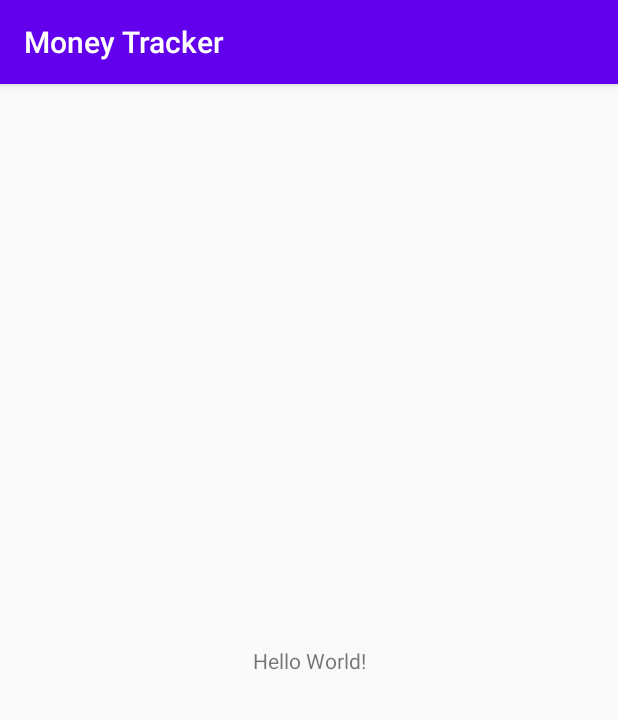
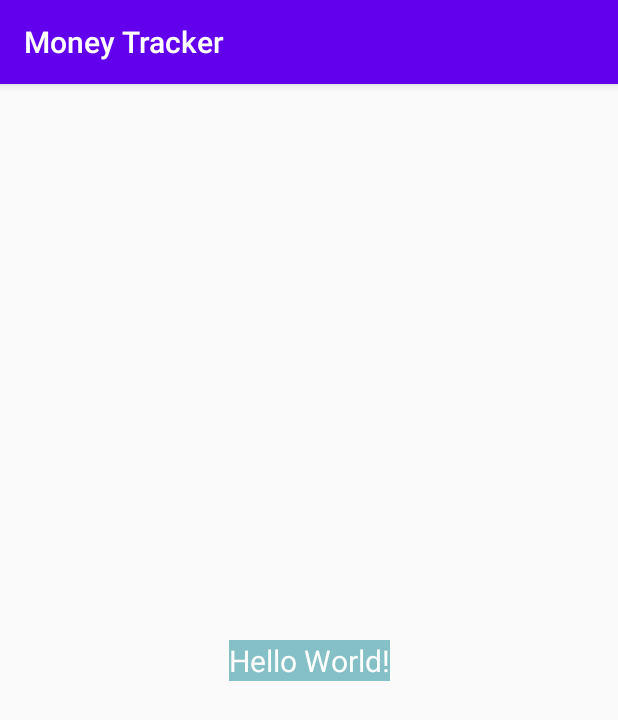
Before and after one commit to Vadim-AD/MoneyTracker, an Android app: the screen it shows after launch (MainActivity), on a phone screen of 412 x 824 dp. Shown: the top 720 px of the screen. Run offline under Robolectric (Android 15) with nearby library versions, the phone set to English and light mode, and no system bars.

Commit message:
add color text add background text add size text add MainActivity life cycle methods

```diff
--- a/app/src/main/java/com/chugunov/moneytracker/MainActivity.java
+++ b/app/src/main/java/com/chugunov/moneytracker/MainActivity.java
@@ -1,6 +1,7 @@
 package com.chugunov.moneytracker;
 
 import android.os.Bundle;
+import android.util.Log;
 
 import androidx.appcompat.app.AppCompatActivity;
 
@@ -11,4 +12,34 @@ public class MainActivity extends AppCompatActivity {
         super.onCreate(savedInstanceState);
         setContentView(R.layout.activity_main);
     }
+
+    @Override
+    protected void onStart() {
+        super.onStart();
+        Log.i("MainActivity", "onStart");
+    }
+
+    @Override
+    protected void onResume() {
+        super.onResume();
+        Log.i("MainActivity", "onResume");
+    }
+
+    @Override
+    protected void onPause() {
+        super.onPause();
+        Log.i("MainActivity", "onPause");
+    }
+
+    @Override
+    protected void onStop() {
+        super.onStop();
+        Log.i("MainActivity", "onStop");
+    }
+
+    @Override
+    protected void onDestroy() {
+        super.onDestroy();
+        Log.i("MainActivity", "onDestroy");
+    }
 }
--- a/app/src/main/res/layout/activity_main.xml
+++ b/app/src/main/res/layout/activity_main.xml
@@ -10,6 +10,9 @@
         android:layout_width="wrap_content"
         android:layout_height="wrap_content"
         android:text="Hello World!"
+        android:background="@color/colorBackground"
+        android:textColor="@color/colorText"
+        android:textSize="20dp"
         app:layout_constraintBottom_toBottomOf="parent"
         app:layout_constraintLeft_toLeftOf="parent"
         app:layout_constraintRight_toRightOf="parent"
--- a/app/src/main/res/values/colors.xml
+++ b/app/src/main/res/values/colors.xml
@@ -3,4 +3,6 @@
     <color name="colorPrimary">#6200EE</color>
     <color name="colorPrimaryDark">#3700B3</color>
     <color name="colorAccent">#03DAC5</color>
+    <color name="colorBackground">#84c0c5</color>
+    <color name="colorText">#ffffff</color>
 </resources>
```
